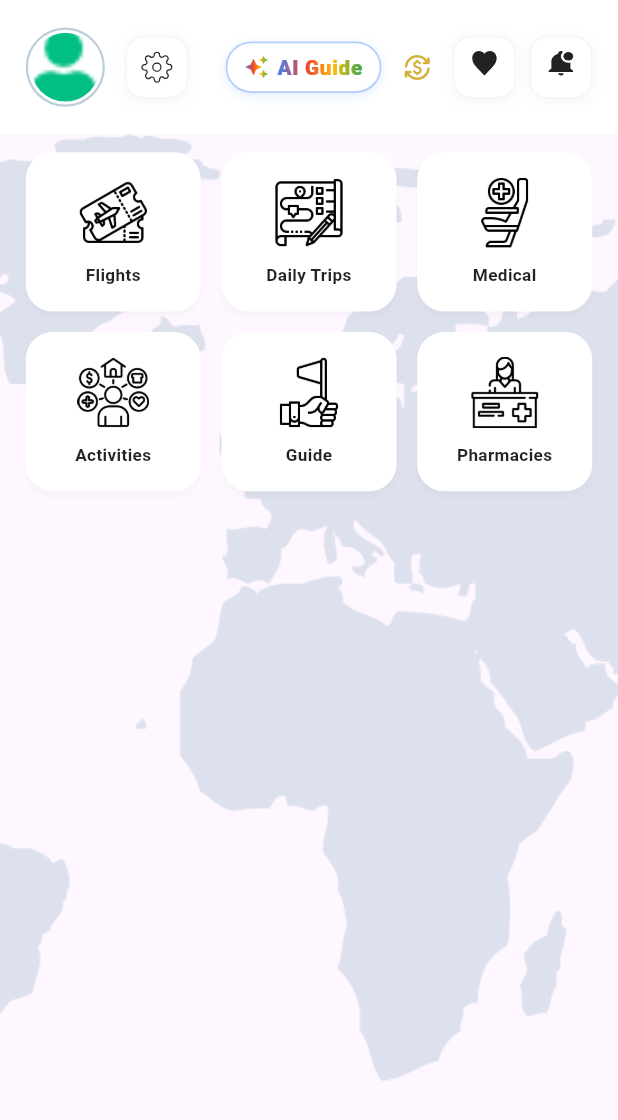
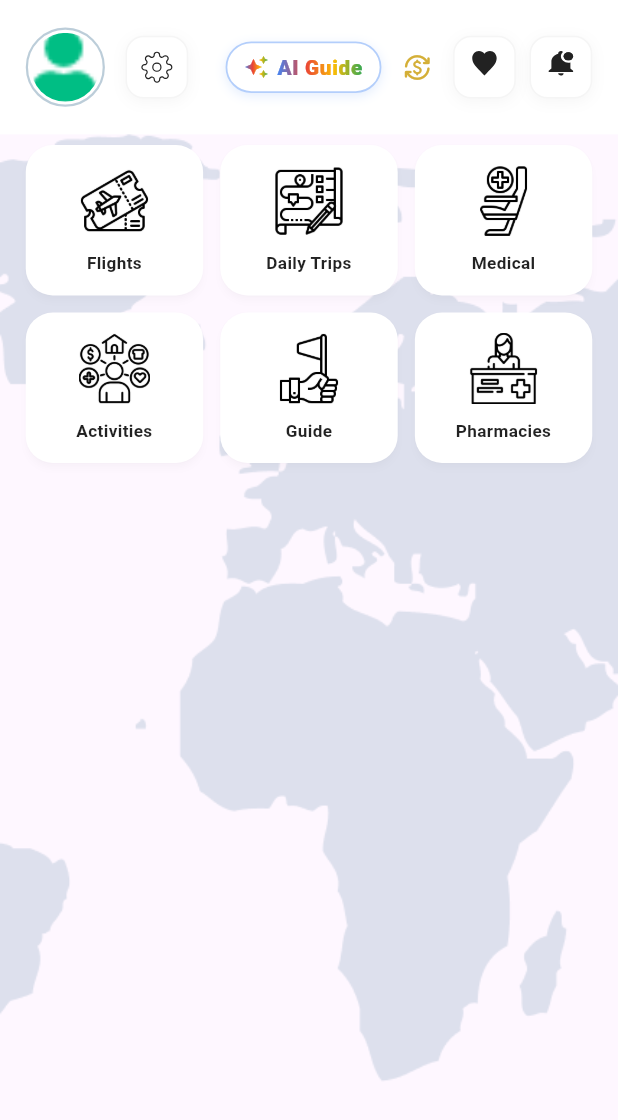
Before and after one commit to salah97nashaat/TravelWin-Plus, a Flutter app: the HomeScreen screen opened directly, on a phone screen of 412 x 824 dp. Shown: the top 1120 px of the screen. Run offline on Flutter 3.47's test engine with Material 3 defaults, Android fonts, the phone set to English and light mode, and no system bars; drawn by our look-alikes of upgrader; our stand-ins replace auto_size_text, cached_network_image, carousel_slider, chewie, convex_bottom_bar, dio and 28 more; missing offline and left inert: applovin_max, pay; accounts and stored records are empty; network calls fail; statements that could not run were skipped; project files that could hold a hidden picture were left out.

Commit message:
Fix bottom overflow on HomeScreen and add Banner and Native ads to Tourism areas, Area details, and Tour Guide search

```diff
--- a/lib/view/screens/home_screen.dart
+++ b/lib/view/screens/home_screen.dart
@@ -374,25 +374,25 @@ class _HomeScreenState extends State<HomeScreen> {
                 Obx(() => homeController.homeBanner.value.isEmpty
                     ? const SizedBox.shrink()
                     : Padding(
-                        padding: EdgeInsets.only(top: 10.h),
+                        padding: EdgeInsets.only(top: 6.h),
                         child: MyCarsoulSlider(
                           items: homeController.homeBanner.value,
-                          height: 0.18, // Adjusted height to fit screen
+                          height: 0.165, // Adjusted height to fit screen comfortably
                         ),
                       )),
 
                 // 2. MIDDLE SECTION: Action Grid (Fixed 3x2 Grid)
                 Padding(
                   padding:
-                      EdgeInsets.symmetric(horizontal: 15.w, vertical: 10.h),
+                      EdgeInsets.symmetric(horizontal: 15.w, vertical: 6.h),
                   child: GridView.count(
                     shrinkWrap: true,
                     physics: const NeverScrollableScrollPhysics(), // Important
                     crossAxisCount: 3,
-                    mainAxisSpacing: 12.w,
-                    crossAxisSpacing: 12.w,
+                    mainAxisSpacing: 10.w,
+                    crossAxisSpacing: 10.w,
                     childAspectRatio:
-                        1.1, // Adjust this to make items shorter/taller
+                        1.18, // Adjust this to make items shorter/taller
                     children: [
                       HomeActionItem(
                         title: 'Flights',
@@ -471,7 +471,7 @@ class _HomeScreenState extends State<HomeScreen> {
                     }
                     return ListView.builder(
                       padding: EdgeInsets.only(
-                          left: 15.w, right: 15.w, bottom: 20.h),
+                          left: 15.w, right: 15.w, bottom: 6.h),
                       scrollDirection: Axis.horizontal,
                       itemCount: states.length,
                       itemBuilder: (context, index) => TourismPlace(
--- a/lib/view/screens/tourism_areas/area_details.dart
+++ b/lib/view/screens/tourism_areas/area_details.dart
@@ -18,6 +18,8 @@ import 'package:travelwin/utils/theme.dart';
 // import '../../../const.dart';
 import '../../../routes/routes.dart';
 import '../../../utils/my_string.dart';
+import '../../../helpers/adv/admob_banner.dart';
+import '../../../helpers/adv/admob_native.dart';
 // import '../../widgets/bookmark_widget.dart';
 // import '../../widgets/normalButton.dart';
 import '../../widgets/place_text.dart';
@@ -322,6 +324,7 @@ class _AreaDetailsState extends State<AreaDetails> {
 
     return Scaffold(
       backgroundColor: const Color(0xFFF8F9FD),
+      bottomNavigationBar: const AdmobBannerUi(),
       appBar: AppBar(
         backgroundColor: Colors.white,
         elevation: 0,
@@ -350,6 +353,9 @@ class _AreaDetailsState extends State<AreaDetails> {
               padding: EdgeInsets.symmetric(vertical: 15.h),
               child: _buildCategorySelector(),
             ),
+
+            // Native Ad
+            const AdmobNativeUi(),
 
             // 3. Places Grid
             Obx(() {
--- a/lib/view/widgets/tourism_place.dart
+++ b/lib/view/widgets/tourism_place.dart
@@ -136,7 +136,7 @@ class TourismPlace extends StatelessWidget {
         Get.toNamed(Routes.areaDetails);
       },
       child: Container(
-        margin: EdgeInsets.only(left: 15.w, bottom: 10.h),
+        margin: EdgeInsets.only(left: 15.w, bottom: 4.h),
         width: Get.width * 0.85,
         decoration: BoxDecoration(
           borderRadius: BorderRadius.circular(25),
@@ -174,7 +174,7 @@ class TourismPlace extends StatelessWidget {
             ),
             // Content
             Padding(
-              padding: EdgeInsets.all(15.w),
+              padding: EdgeInsets.symmetric(horizontal: 14.w, vertical: 8.h),
               child: Column(
                 mainAxisAlignment: MainAxisAlignment.end,
                 crossAxisAlignment: CrossAxisAlignment.start,
```
Also changed, not shown: lib/view/screens/tour guidiens/search_for_tourG.dart (+15 -7 lines), lib/view/screens/tourism_areas/tourism_areas.dart (+5 -2 lines).
